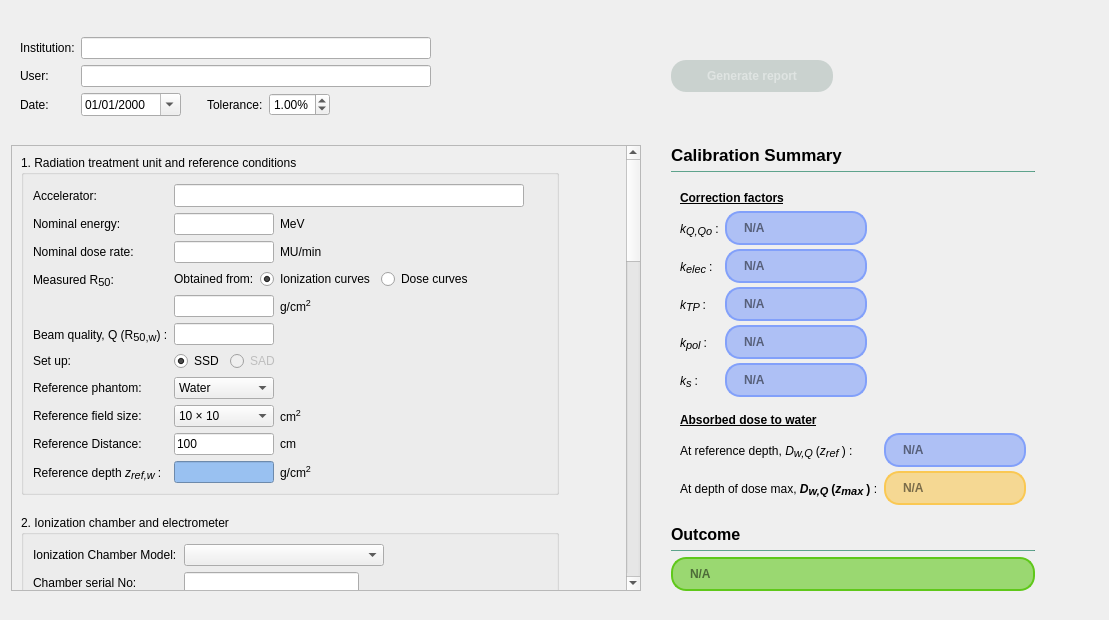
Old version of the form ui/qt_ui/electronsWorksheet.ui in the repository Quantico-Bullet/PyBeam-QA.
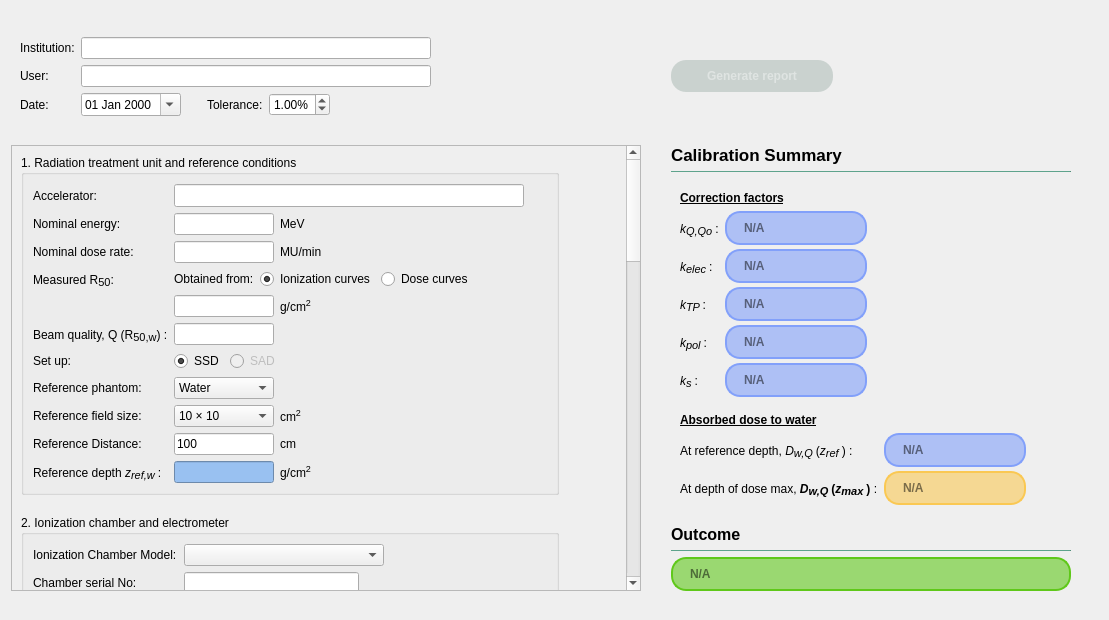
New version of the form.

Patch:
```diff
--- a/ui/qt_ui/electronsWorksheet.ui
+++ b/ui/qt_ui/electronsWorksheet.ui
@@ -45,7 +45,7 @@
        <item>
         <widget class="QWidget" name="calibSummaryWidget" native="true">
          <property name="sizePolicy">
-          <sizepolicy hsizetype="Maximum" vsizetype="Fixed">
+          <sizepolicy hsizetype="Minimum" vsizetype="Fixed">
            <horstretch>0</horstretch>
            <verstretch>0</verstretch>
           </sizepolicy>
@@ -169,7 +169,7 @@
                <x>0</x>
                <y>0</y>
                <width>379</width>
-               <height>344</height>
+               <height>346</height>
               </rect>
              </property>
              <property name="sizePolicy">
@@ -758,7 +758,7 @@
                <set>Qt::ImhPreferNumbers</set>
               </property>
               <property name="displayFormat">
-               <string>dd/MM/yyyy</string>
+               <string>dd MMM yyyy</string>
               </property>
               <property name="calendarPopup">
                <bool>true</bool>
```
Left out of the diff: 43 changed lines with no effect on the pictures. Lines whose indentation alone changed are shown as unchanged.
